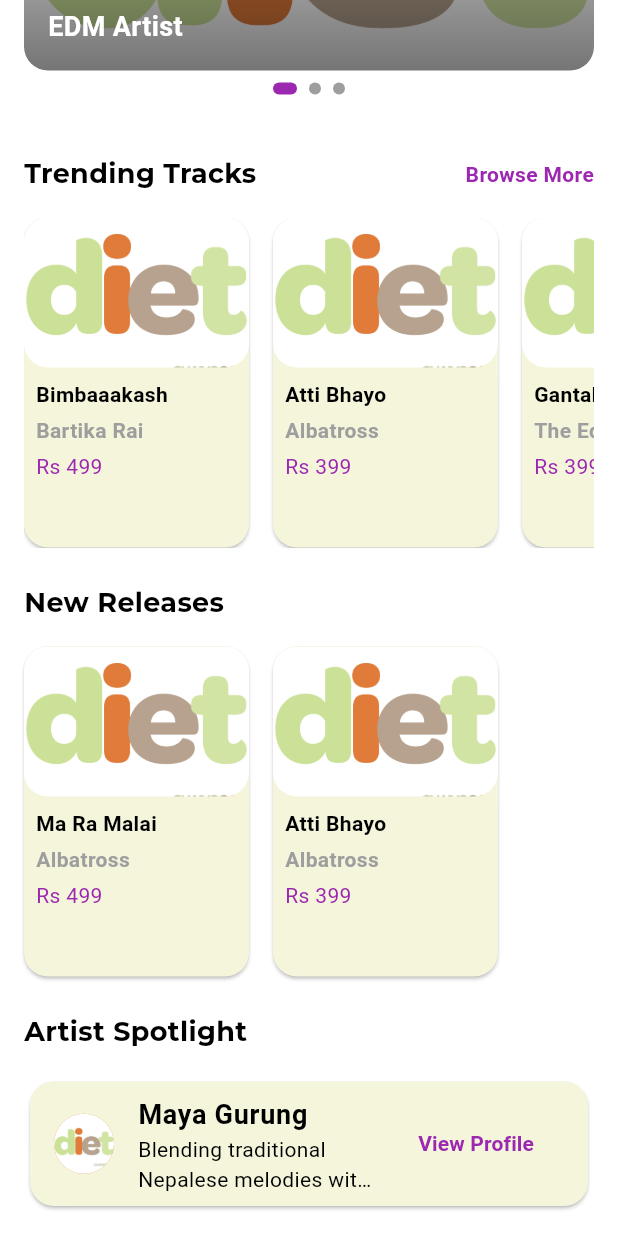
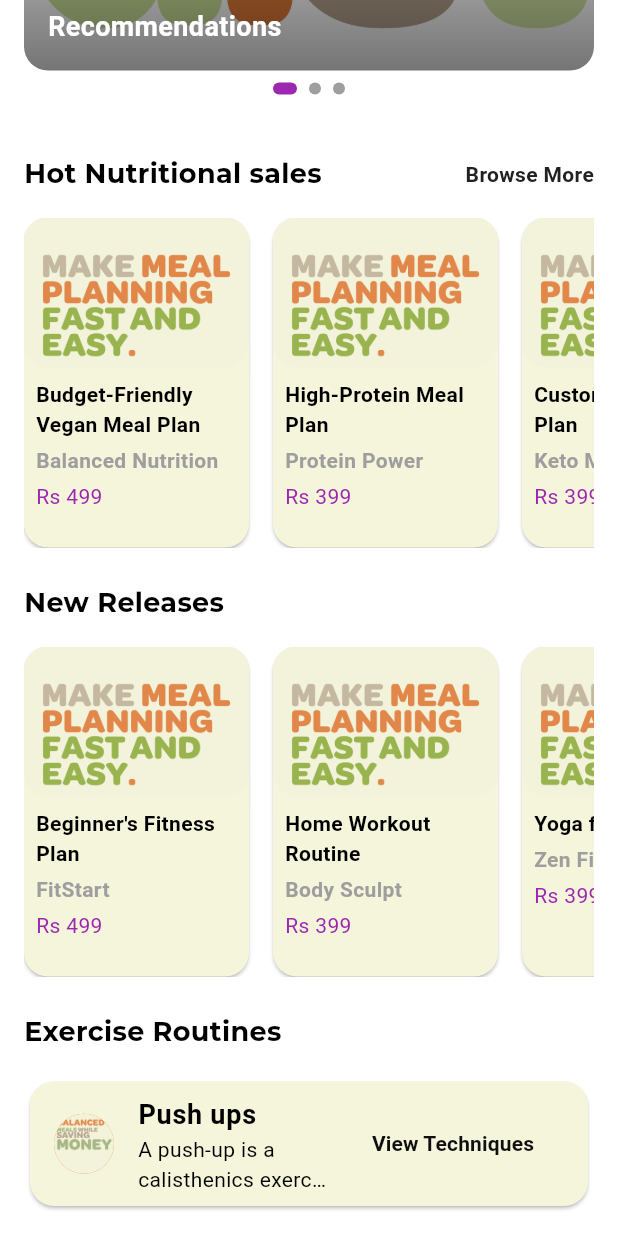
Before and after one commit to Bishwonath/dietChaiyoo-budgetbasedDietplan-App-, a Flutter app: the HomePage screen opened directly, scrolled down 185 dp, on a phone screen of 412 x 824 dp. Run offline on Flutter 3.47's test engine with Material 3 defaults, Android fonts, the phone set to English and light mode, and no system bars; Roboto replaces fonts that are missing (Montserrat Regular).

Commit message:
app theme updates III

```diff
--- a/lib/view/Bottom_Navigation.dart/home.dart
+++ b/lib/view/Bottom_Navigation.dart/home.dart
@@ -55,11 +55,10 @@ class _HomePageState extends State<HomePage> {
                       },
                       children: [
                         _buildHeaderSliderItem(
-                            title: "Foeseal", subtitle: "EDM Artist"),
+                            title: "Restaurant", subtitle: "Recommendations"),
                         _buildHeaderSliderItem(
-                            title: "Maya Gurung", subtitle: "Melody Innovator"),
-                        _buildHeaderSliderItem(
-                            title: "Ram", subtitle: "EDM Artist"),
+                            title: "Personalised", subtitle: "Meal Plans"),
+                        _buildHeaderSliderItem(title: "Diet", subtitle: "Plan"),
                       ],
                     ),
                   ),
@@ -84,21 +83,13 @@ class _HomePageState extends State<HomePage> {
                 ],
               ),
               const SizedBox(height: 16),
-              // Row(
-              //   mainAxisAlignment: MainAxisAlignment.spaceAround,
-              //   children: [
-              //     _buildNavItem(Icons.music_note, "Music"),
-              //     _buildNavItem(Icons.palette, "Art"),
-              //     _buildNavItem(Icons.shopping_bag, "Merch"),
-              //     _buildNavItem(Icons.event, "Events"),
-              //   ],
-              // ),
+
               const SizedBox(height: 24),
               Row(
                 mainAxisAlignment: MainAxisAlignment.spaceBetween,
                 children: [
                   const Text(
-                    "Trending Tracks",
+                    "Hot Nutritional sales",
                     style: TextStyle(
                       fontFamily: "Montserrat Bold",
                       fontSize: 18,
@@ -112,7 +103,7 @@ class _HomePageState extends State<HomePage> {
                     child: const Text(
                       "Browse More",
                       style: TextStyle(
-                        color: Colors.purple,
+                        color: Color.fromARGB(255, 34, 32, 34),
                         fontWeight: FontWeight.bold,
                       ),
                     ),
@@ -126,17 +117,20 @@ class _HomePageState extends State<HomePage> {
                   scrollDirection: Axis.horizontal,
                   children: [
                     _buildTrendingCard(
-                        title: "Bimbaaakash",
-                        artist: "Bartika Rai",
-                        price: "Rs 499"),
+                      title: "Budget-Friendly Vegan Meal Plan",
+                      artist: "Balanced Nutrition",
+                      price: "Rs 499", // Price for the meal plan
+                    ),
                     _buildTrendingCard(
-                        title: "Atti Bhayo",
-                        artist: "Albatross",
-                        price: "Rs 399"),
+                      title: "High-Protein Meal Plan",
+                      artist: "Protein Power",
+                      price: "Rs 399", // Price for the meal plan
+                    ),
                     _buildTrendingCard(
-                        title: "Gantabya",
-                        artist: "The Edge Band",
-                        price: "Rs 399"),
+                      title: "Customizable Keto Plan",
+                      artist: "Keto Master",
+                      price: "Rs 399", // Price for the meal plan
+                    ),
                   ],
                 ),
               ),
@@ -156,19 +150,26 @@ class _HomePageState extends State<HomePage> {
                   scrollDirection: Axis.horizontal,
                   children: [
                     _buildTrendingCard(
-                        title: "Ma Ra Malai",
-                        artist: "Albatross",
-                        price: "Rs 499"),
+                      title: "Beginner's Fitness Plan",
+                      artist: "FitStart",
+                      price: "Rs 499", // Price for the fitness plan
+                    ),
                     _buildTrendingCard(
-                        title: "Atti Bhayo",
-                        artist: "Albatross",
-                        price: "Rs 399"),
+                      title: "Home Workout Routine",
+                      artist: "Body Sculpt",
+                      price: "Rs 399", // Price for the fitness plan
+                    ),
+                    _buildTrendingCard(
+                      title: "Yoga for Flexibility",
+                      artist: "Zen Fitness",
+                      price: "Rs 399", // Price for the fitness plan
+                    ),
                   ],
                 ),
               ),
               const SizedBox(height: 24),
               const Text(
-                "Artist Spotlight",
+                "Exercise Routines",
                 style: TextStyle(
                   fontFamily: "Montserrat Bold",
                   fontSize: 18,
@@ -183,25 +184,26 @@ class _HomePageState extends State<HomePage> {
                 child: ListTile(
                   leading: const CircleAvatar(
                     backgroundImage:
-                        AssetImage('assets/images/diet cahiyoo logo.png'),
+                        AssetImage('assets/images/onboarding1.png'),
                   ),
                   title: const Text(
-                    "Maya Gurung",
+                    "Push ups",
                     style: TextStyle(
                       fontWeight: FontWeight.bold,
                     ),
                   ),
                   subtitle: const Text(
-                    "Blending traditional Nepalese melodies with modern arrangements. Latest album \"Valley Dreams\" out now.",
+                    "A push-up is a calisthenics exercise that works your upper body and core",
                     maxLines: 2,
                     overflow: TextOverflow.ellipsis,
                   ),
                   trailing: TextButton(
                     onPressed: () {},
                     child: const Text(
-                      "View Profile",
+                      "View Techniques",
                       style: TextStyle(
-                          color: Colors.purple, fontWeight: FontWeight.bold),
+                          color: Color.fromARGB(255, 16, 15, 16),
+                          fontWeight: FontWeight.bold),
                     ),
                   ),
                 ),
@@ -242,7 +244,7 @@ class _HomePageState extends State<HomePage> {
             ClipRRect(
               borderRadius: BorderRadius.circular(16),
               child: Image.asset(
-                'assets/images/diet cahiyoo logo.png',
+                'assets/images/onboarding2.png',
                 height: 100,
                 width: 150,
                 fit: BoxFit.cover,
@@ -279,7 +281,7 @@ class _HomePageState extends State<HomePage> {
       decoration: BoxDecoration(
         borderRadius: BorderRadius.circular(16),
         image: const DecorationImage(
-          image: AssetImage('assets/images/diet cahiyoo logo.png'),
+          image: AssetImage('assets/images/logo.png'),
           fit: BoxFit.cover,
         ),
       ),
--- a/lib/view/Dashboard_View.dart
+++ b/lib/view/Dashboard_View.dart
@@ -17,7 +17,7 @@ class _DashboardState extends State<Dashboard> {
 
   // List of Screens
   final List<Widget> lstBottomScreen = [
-     HomePage(),
+    const HomePage(),
     const CartScreen(),
     const ProfileScreen(),
     const AboutScreen(),
@@ -27,7 +27,7 @@ class _DashboardState extends State<Dashboard> {
   Widget build(BuildContext context) {
     return Scaffold(
       appBar: AppBar(
-        title: const Text('Dashboard'),
+        title: const Text('diet chaiyoo'),
         centerTitle: true,
       ),
       body: lstBottomScreen[_selectedIndex],
--- a/lib/view/Sigup_view.dart
+++ b/lib/view/Sigup_view.dart
@@ -44,11 +44,7 @@ class _SignUpViewState extends State<SignUpView> {
                   textAlign: TextAlign.center,
                 ),
                 const SizedBox(height: 32),
-                Card(
-                  shape: RoundedRectangleBorder(
-                    borderRadius: BorderRadius.circular(12),
-                  ),
-                  elevation: 2,
+                SafeArea(
                   child: Padding(
                     padding: const EdgeInsets.all(16.0),
                     child: Column(
```
Also changed, not shown: lib/view/OnBoarding_View.dart (+39 -10 lines).
